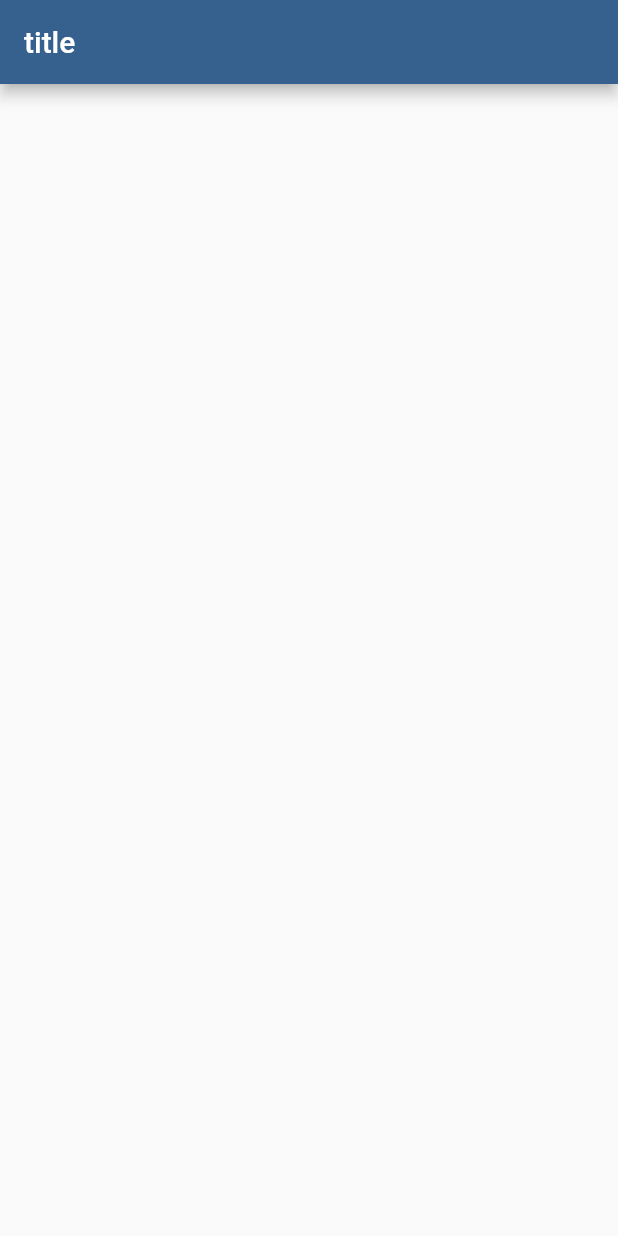
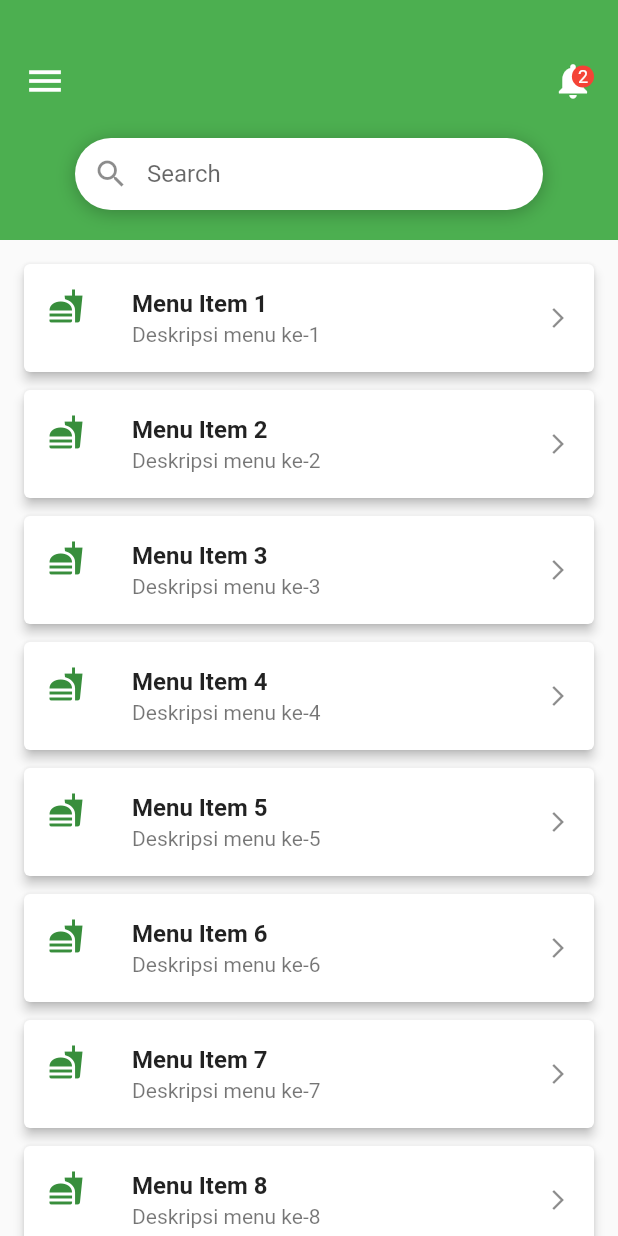
Before and after one commit to myuda21/bettereats_mobile, a Flutter app: the screen it shows after launch, on a phone screen of 412 x 824 dp. Run offline on Flutter 3.47's test engine with Material 3 defaults, Android fonts, the light colour scheme and no system bars; our stand-ins replace get, lucide_icons.

Commit message:
feat: fix home screen

```diff
--- a/lib/module/Home/home_binding.dart
+++ b/lib/module/Home/home_binding.dart
@@ -1,3 +1,4 @@
+import 'package:bettereats_mobile/module/Home/home_controller.dart';
 import 'package:get/get.dart';
 
 
@@ -10,5 +11,6 @@ class HomeBinding extends Bindings {
     //     pocket: FPPocket(),
     //   ),
     // );
+    Get.put(HomeController());
   }
 }
--- a/lib/module/Home/home_screen.dart
+++ b/lib/module/Home/home_screen.dart
@@ -1,22 +1,67 @@
-
-import 'package:bettereats_mobile/module/Home/home_controller.dart';
+import 'package:bettereats_mobile/module/Home/widget/menu_drawer.dart';
 import 'package:flutter/material.dart';
-import 'package:get/get_state_manager/src/simple/get_view.dart';
+import 'package:get/get.dart';
+import '../../core/widgets/custom_appbar.dart';
+import 'home_controller.dart';
 
 class HomeScreen extends GetView<HomeController> {
   const HomeScreen({super.key});
 
   @override
   Widget build(BuildContext context) {
-    return PopScope(
-      canPop: Navigator.of(context).canPop(),
-      child: SafeArea(
-        child: Scaffold(
-          appBar: AppBar(
-            title: Text("title"),
-          ),
-        )
-      )
+    return Scaffold(
+      drawer: const MenuDrawer(),
+      body: NestedScrollView(
+        controller: controller.scrollController,
+        headerSliverBuilder: (context, innerBoxIsScrolled) {
+          return [
+            SliverPersistentHeader(
+              pinned: true,
+              delegate: CustomSliverAppBarDelegate(),
+            ),
+          ];
+        },
+        body: ListView.builder(
+          padding: const EdgeInsets.all(16),
+          itemCount: 20,
+          itemBuilder: (context, index) {
+            return Card(
+              elevation: 3,
+              margin: const EdgeInsets.only(bottom: 12),
+              child: ListTile(
+                leading: Icon(Icons.fastfood, color: Colors.green.shade700),
+                title: Text("Menu Item ${index + 1}",
+                    style: const TextStyle(fontWeight: FontWeight.bold)),
+                subtitle: Text("Deskripsi menu ke-${index + 1}"),
+                trailing: const Icon(Icons.arrow_forward_ios, size: 16),
+                onTap: () {
+                  Get.snackbar("Menu Dipilih", "Kamu memilih menu ke-${index + 1}");
+                },
+              ),
+            );
+          },
+        ),
+      ),
     );
   }
 }
+
+class CustomSliverAppBarDelegate extends SliverPersistentHeaderDelegate {
+  @override
+  Widget build(BuildContext context, double shrinkOffset, bool overlapsContent) {
+    return GetBuilder<HomeController>(
+      builder: (controller) {
+        return CustomSliverAppBar(opacity: controller.opacity);
+      },
+    );
+  }
+
+  @override
+  double get maxExtent => 160.0;
+
+  @override
+  double get minExtent => 100.0;
+
+  @override
+  bool shouldRebuild(covariant CustomSliverAppBarDelegate oldDelegate) => true;
+}
```
Also changed, not shown: lib/module/Home/home_controller.dart (+24 -1 lines).
